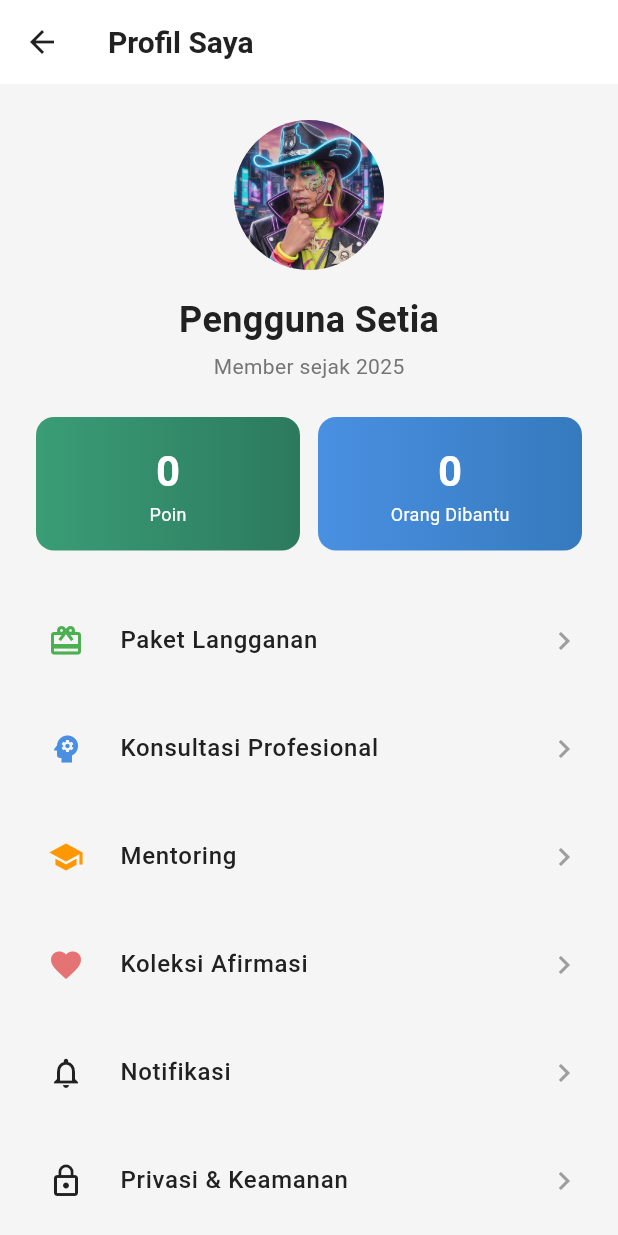
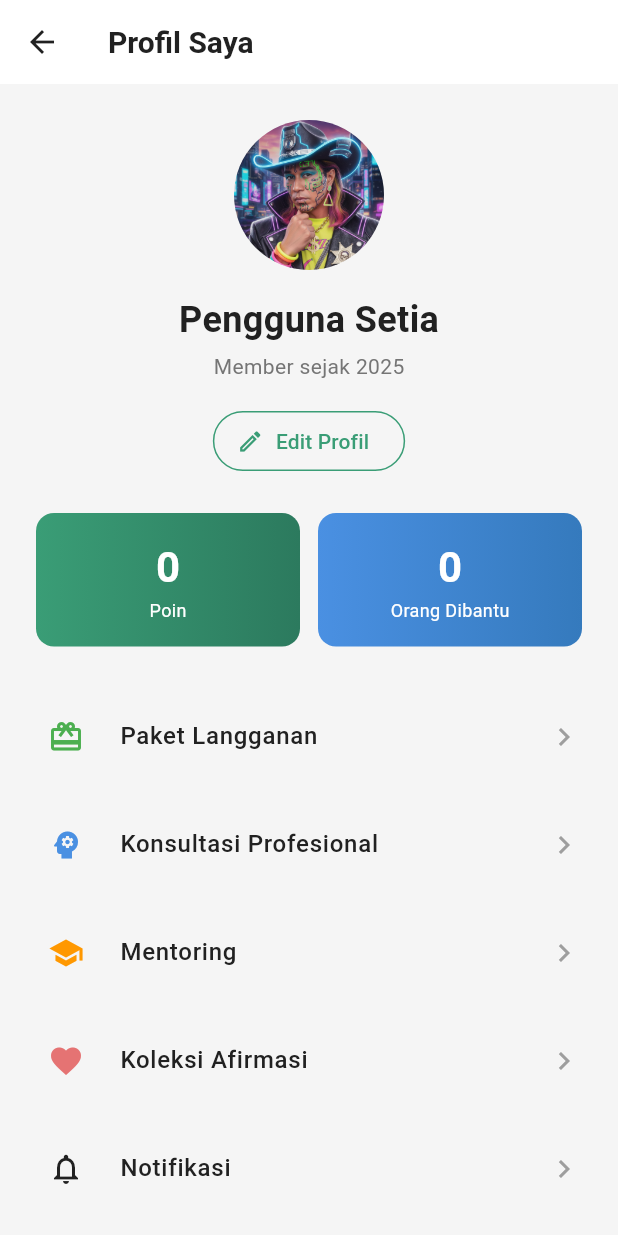
Before and after one commit to azharpratama/tekberkyunkyun-critain, a Flutter app: the _ProfileContent screen opened directly, on a phone screen of 412 x 824 dp. Run offline on Flutter 3.47's test engine with Material 3 defaults, Android fonts, the light colour scheme and no system bars; our stand-ins replace flutter_dotenv, image_picker, supabase_flutter; accounts and stored records are empty.

Commit message:
wdit profile

```diff
--- a/lib/screens/features/profile/profile_screen.dart
+++ b/lib/screens/features/profile/profile_screen.dart
@@ -2,11 +2,11 @@ import 'package:flutter/material.dart';
 import 'package:provider/provider.dart';
 import '../../../core/theme/app_colors.dart';
 import '../../../core/theme/app_text_styles.dart';
-import '../../../core/constants/app_assets.dart';
 import '../../../viewmodels/profile_viewmodel.dart';
 import '../professional/subscription_screen.dart';
 import '../professional/consultation_screen.dart';
 import '../affirmation/saved_affirmations_screen.dart';
+import 'edit_profile_screen.dart';
 
 class ProfileScreen extends StatelessWidget {
   const ProfileScreen({super.key});
@@ -53,10 +53,7 @@ class _ProfileContent extends StatelessWidget {
                 CircleAvatar(
                   radius: 50,
                   backgroundColor: Colors.grey[200],
-                  backgroundImage: vm.avatarUrl.isNotEmpty
-                      ? NetworkImage(vm.avatarUrl)
-                      : const AssetImage(AppAssets.profilePlaceholder)
-                          as ImageProvider,
+                  backgroundImage: vm.profileImage,
                 ),
                 const SizedBox(height: 16),
                 Row(
@@ -80,6 +77,26 @@ class _ProfileContent extends StatelessWidget {
                   'Member sejak 2025',
                   style: AppTextStyles.bodyMedium
                       .copyWith(color: AppColors.textSecondary),
+                ),
+                const SizedBox(height: 16),
+                OutlinedButton.icon(
+                  onPressed: () {
+                    Navigator.push(
+                      context,
+                      MaterialPageRoute(
+                        builder: (context) => const EditProfileScreen(),
+                      ),
+                    );
+                  },
+                  icon: const Icon(Icons.edit_outlined, size: 18),
+                  label: const Text('Edit Profil'),
+                  style: OutlinedButton.styleFrom(
+                    foregroundColor: AppColors.primary,
+                    side: const BorderSide(color: AppColors.primary),
+                    shape: RoundedRectangleBorder(
+                      borderRadius: BorderRadius.circular(20),
+                    ),
+                  ),
                 ),
               ],
             ),
--- a/lib/viewmodels/profile_viewmodel.dart
+++ b/lib/viewmodels/profile_viewmodel.dart
@@ -1,4 +1,7 @@
+import 'dart:io';
 import 'package:flutter/material.dart';
+import 'package:image_picker/image_picker.dart';
+import '../core/constants/app_assets.dart';
 import '../models/user_stats.dart';
 
 class ProfileViewModel extends ChangeNotifier {
@@ -12,13 +15,45 @@ class ProfileViewModel extends ChangeNotifier {
   }
 
   // Profile Data (Mock)
-  final String _username = 'Pengguna Setia';
-  final String _email = 'user@example.com';
-  final String _avatarUrl = ''; // Empty for default icon
+  String _username = 'Pengguna Setia';
+  String _email = 'user@example.com';
+  String _avatarUrl = ''; // Empty for default icon
+  File? _selectedImage;
 
   String get username => _username;
   String get email => _email;
   String get avatarUrl => _avatarUrl;
+  File? get selectedImage => _selectedImage;
+
+  ImageProvider get profileImage {
+    if (_selectedImage != null) {
+      return FileImage(_selectedImage!);
+    } else if (_avatarUrl.isNotEmpty) {
+      return NetworkImage(_avatarUrl);
+    }
+    return const AssetImage(AppAssets.profilePlaceholder);
+  }
+
+  Future<void> pickImage() async {
+    final picker = ImagePicker();
+    final pickedFile = await picker.pickImage(source: ImageSource.gallery);
+
+    if (pickedFile != null) {
+      _selectedImage = File(pickedFile.path);
+      notifyListeners();
+    }
+  }
+
+  void updateProfile({required String name, required String email}) {
+    _username = name;
+    _email = email;
+    notifyListeners();
+  }
+
+  void updatePassword(String password) {
+    // In a real app, this would make an API call
+    print('Password updated to: $password');
+  }
 
   // Settings Actions
   void logout(BuildContext context) {
--- a/pubspec.yaml
+++ b/pubspec.yaml
@@ -12,6 +12,7 @@ dependencies:
     sdk: flutter
   cupertino_icons: ^1.0.8
   supabase_flutter: ^2.10.3
+  image_picker: ^1.0.7
   flutter_dotenv: ^5.2.1
   provider: ^6.1.5+1
 
```
Also changed, not shown: lib/screens/features/profile/edit_profile_screen.dart (added, +231 -0 lines), pubspec.lock, 5 other files.
